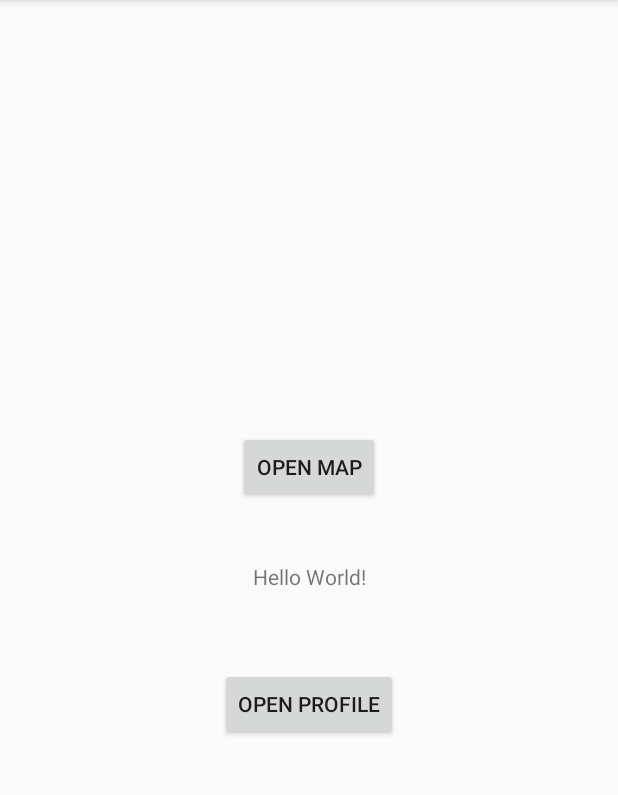
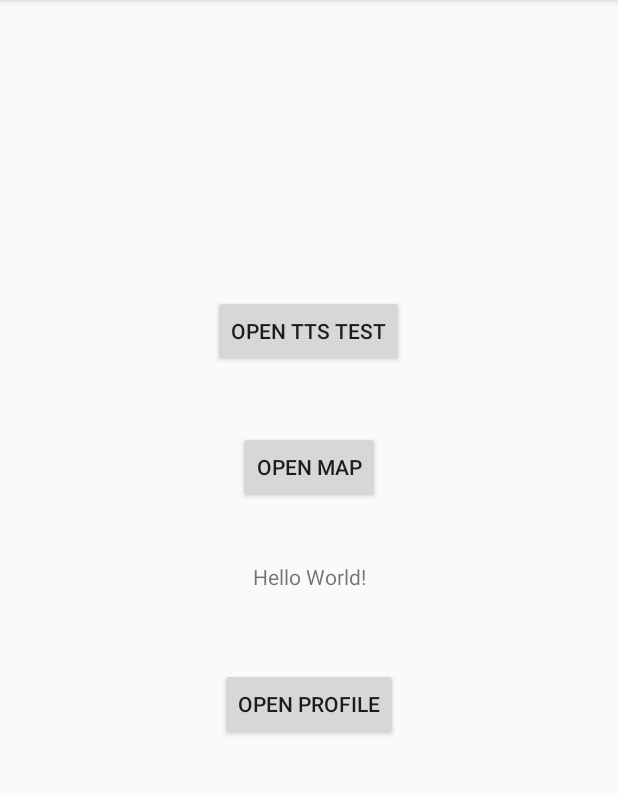
Before and after one commit to kumige/footprint, an Android app: the screen it shows after launch (MainActivity), on a phone screen of 412 x 824 dp, the part 84-879 px from its top. Run offline under Robolectric (Android 15) with nearby library versions, the phone set to English and light mode, and no system bars; our stand-ins replace Room's generated code; libraries missing offline, so code that uses them is left out: org.jetbrains.anko.

Commit message:
added activity for TTS testing

```diff
--- a/app/src/main/AndroidManifest.xml
+++ b/app/src/main/AndroidManifest.xml
@@ -45,6 +45,11 @@
                 <action android:name="android.intent.action.MAIN" />
             </intent-filter>
         </activity>
+        <activity android:name=".TextToSpeechActivity">
+            <intent-filter>
+                <action android:name="android.intent.action.MAIN" />
+            </intent-filter>
+        </activity>
     </application>
 
 </manifest>
--- a/app/src/main/java/com/example/sensorapp/MainActivity.kt
+++ b/app/src/main/java/com/example/sensorapp/MainActivity.kt
@@ -32,6 +32,11 @@ class MainActivity : AppCompatActivity() {
             startActivity(intent)
         }
 
+        btn_TTS.setOnClickListener {
+            val intent = Intent(this, TextToSpeechActivity::class.java)
+            startActivity(intent)
+        }
+
         checkPermission()
 
     }
--- a/app/src/main/res/layout/activity_main.xml
+++ b/app/src/main/res/layout/activity_main.xml
@@ -37,4 +37,16 @@
         app:layout_constraintStart_toStartOf="parent"
         app:layout_constraintTop_toBottomOf="@+id/textView" />
 
+    <Button
+        android:id="@+id/btn_TTS"
+        android:layout_width="wrap_content"
+        android:layout_height="wrap_content"
+        android:text="Open TTS test"
+        app:layout_constraintBottom_toTopOf="@+id/btn_openMap"
+        app:layout_constraintEnd_toEndOf="parent"
+        app:layout_constraintHorizontal_bias="0.498"
+        app:layout_constraintStart_toStartOf="parent"
+        app:layout_constraintTop_toTopOf="parent"
+        app:layout_constraintVertical_bias="0.822" />
+
 </androidx.constraintlayout.widget.ConstraintLayout>
--- /dev/null
+++ b/app/src/main/res/layout/activity_texttospeech.xml
@@ -0,0 +1,6 @@
+<?xml version="1.0" encoding="utf-8"?>
+<LinearLayout xmlns:android="http://schemas.android.com/apk/res/android"
+    android:orientation="vertical" android:layout_width="match_parent"
+    android:layout_height="match_parent">
+
+</LinearLayout>
```
Also changed, not shown: app/src/main/java/com/example/sensorapp/TextToSpeechActivity.kt (added, +25 -0 lines).
